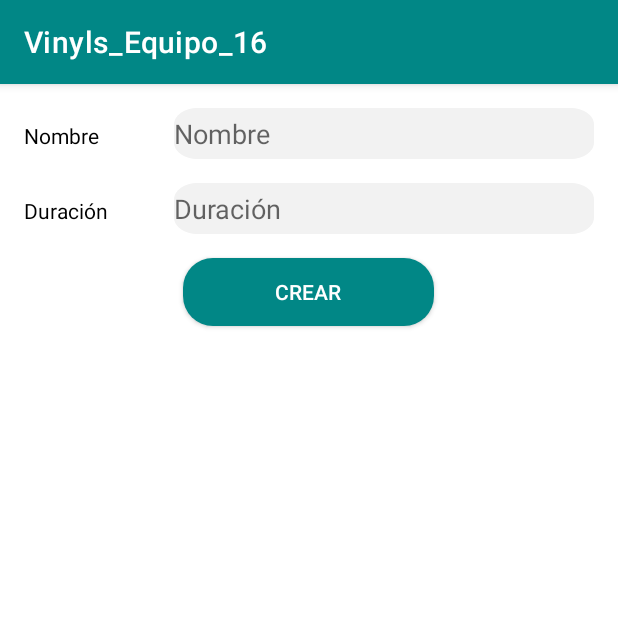
After one commit to WillyBallesteros/MISW-4203-ISAM, an Android app built with Jetpack Compose: the fragment AlbumAddTrackFragment shown on its own in the app's theme, on a phone screen of 412 x 824 dp, the top half of it. The commit adds this screen. Run offline under Robolectric (Android 15) with nearby library versions, the phone set to English and light mode, and no system bars; network calls fail.

Commit message:
HU-8 Creacion clases para asociar tracks a album

```diff
--- /dev/null
+++ b/AndroidApp/app/src/main/java/com/example/vinyls_equipo_16/ui/AlbumAddTrackFragment.kt
@@ -0,0 +1,124 @@
+package com.example.vinyls_equipo_16.ui
+
+import android.app.DatePickerDialog
+import android.app.Dialog
+import android.os.Bundle
+import androidx.fragment.app.Fragment
+import android.view.LayoutInflater
+import android.view.View
+import android.view.ViewGroup
+import android.widget.ArrayAdapter
+import android.widget.Button
+import android.widget.EditText
+import android.widget.NumberPicker
+import android.widget.Toast
+import androidx.lifecycle.lifecycleScope
+import androidx.navigation.fragment.findNavController
+import com.example.vinyls_equipo_16.R
+import com.example.vinyls_equipo_16.databinding.AlbumAddTrackFragmentBinding
+import com.example.vinyls_equipo_16.network.NetworkServiceAdapter
+import kotlinx.coroutines.launch
+import java.text.SimpleDateFormat
+import java.util.Calendar
+import java.util.Locale
+
+
+class AlbumAddTrackFragment : Fragment() {
+    private var _binding: AlbumAddTrackFragmentBinding? = null
+    private val binding get() = _binding!!
+
+    override fun onCreate(savedInstanceState: Bundle?) {
+        super.onCreate(savedInstanceState)
+    }
+
+    override fun onCreateView(
+        inflater: LayoutInflater, container: ViewGroup?,
+        savedInstanceState: Bundle?
+    ): View? {
+        _binding = AlbumAddTrackFragmentBinding.inflate(inflater, container, false)
+        return binding.root
+    }
+
+    override fun onViewCreated(view: View, savedInstanceState: Bundle?) {
+        super.onViewCreated(view, savedInstanceState)
+
+        val textTrackDuration = view.findViewById<EditText>(R.id.textTrackDuration)
+        textTrackDuration.setOnClickListener {
+            showDurationPicker()
+        }
+
+        binding.btnCreate.setOnClickListener {
+            attemptAddTrack()
+        }
+    }
+
+    private fun attemptAddTrack() {
+        if (!validateFields()) {
+            return
+        }
+        val albumId = arguments?.getString("albumId")?.toInt()
+        /*var cover = arguments?.getString("cover")*/
+        if (albumId == null) {
+            Toast.makeText(context, "Error al crear el álbum", Toast.LENGTH_LONG).show()
+            return
+        }
+        val duration = binding.textTrackDuration.text.toString()
+        val name = binding.textTrackName.text.toString()
+
+        val networkServiceAdapter = NetworkServiceAdapter.getInstance(requireContext())
+
+        lifecycleScope.launch {
+            try {
+                networkServiceAdapter.addTrackToAlbum(albumId, name, duration)
+                Toast.makeText(context, "Álbum creado con éxito", Toast.LENGTH_SHORT).show()
+                findNavController().navigate(R.id.action_albumAddTrackFragment_to_albumDetailFragment)
+            } catch (e: Exception) {
+                Toast.makeText(context, "Error al crear el álbum: ${e.message}", Toast.LENGTH_LONG).show()
+            }
+        }
+    }
+
+    private fun validateFields(): Boolean {
+        if (binding.textTrackDuration.text.toString().trim().isEmpty()) {
+            binding.textTrackDuration.error = "Este campo es requerido"
+            return false
+        }
+
+        if (binding.textTrackDuration.text.toString().trim().isEmpty()) {
+            binding.textTrackDuration.error = "Este campo es requerido"
+            return false
+        }
+
+        return true
+    }
+
+    private fun showDurationPicker() {
+        val dialog = Dialog(requireContext())
+        dialog.setContentView(R.layout.duration_picker)
+
+        val npMin = dialog.findViewById<NumberPicker>(R.id.numberPickerMinutes)
+        val npSec = dialog.findViewById<NumberPicker>(R.id.numberPickerSeconds)
+        val confirmButton = dialog.findViewById<Button>(R.id.confirmButton)
+
+        // Configuración para el NumberPicker de minutos
+        npMin.maxValue = 59  // Máximo valor para minutos (0 a 59)
+        npMin.minValue = 0   // Mínimo valor para minutos
+        npMin.wrapSelectorWheel = true  // Permite que el selector rote infinitamente
+
+// Configuración para el NumberPicker de segundos
+        npSec.maxValue = 59  // Máximo valor para segundos (0 a 59)
+        npSec.minValue = 0   // Mínimo valor para segundos
+        npSec.wrapSelectorWheel = true  // Permite que el selector rote infinitamente
+
+        confirmButton.setOnClickListener {
+            val minutes = npMin.value
+            val seconds = npSec.value
+            view?.findViewById<EditText>(R.id.textTrackDuration)?.setText("$minutes:$seconds")
+            dialog.dismiss()
+        }
+
+        dialog.show()
+    }
+
+
+}
--- /dev/null
+++ b/AndroidApp/app/src/main/res/layout/album_add_track_fragment.xml
@@ -0,0 +1,75 @@
+<?xml version="1.0" encoding="utf-8"?>
+<FrameLayout xmlns:android="http://schemas.android.com/apk/res/android"
+    xmlns:tools="http://schemas.android.com/tools"
+    android:layout_width="match_parent"
+    android:layout_height="match_parent"
+    tools:context=".ui.AlbumAddTrackFragment">
+
+    <ScrollView xmlns:android="http://schemas.android.com/apk/res/android"
+        xmlns:tools="http://schemas.android.com/tools"
+        tools:context=".ui.AlbumNewFragment"
+        android:layout_width="match_parent"
+        android:layout_height="match_parent"
+        android:fillViewport="true">
+
+        <LinearLayout
+            android:layout_width="match_parent"
+            android:layout_height="wrap_content"
+            android:orientation="vertical"
+            android:padding="16dp">
+
+            <LinearLayout
+                android:layout_width="match_parent"
+                android:layout_height="wrap_content"
+                android:orientation="horizontal"
+                android:layout_marginBottom="16dp">
+                <TextView
+                    android:id="@+id/labelTrackName"
+                    android:layout_width="100dp"
+                    android:layout_height="wrap_content"
+                    android:text="@string/name"
+                    style="@style/labelTextNew" />
+                <EditText
+                    android:id="@+id/textTrackName"
+                    android:layout_width="0dp"
+                    android:layout_height="wrap_content"
+                    android:layout_weight="1"
+                    android:background="@drawable/input_background"
+                    android:autofillHints="@string/album_new_fragment_autofillHints_name"
+                    android:inputType="textNoSuggestions"
+                    android:hint="@string/album_add_track_fragment_autofillHints_name"/>
+            </LinearLayout>
+            <LinearLayout
+                android:layout_width="match_parent"
+                android:layout_height="wrap_content"
+                android:orientation="horizontal"
+                android:layout_marginBottom="16dp">
+                <TextView
+                    android:id="@+id/labelTrackDuration"
+                    android:layout_width="100dp"
+                    android:layout_height="wrap_content"
+                    android:text="@string/labelTrackDuration"
+                    style="@style/labelTextNew" />
+                <EditText
+                    android:id="@+id/textTrackDuration"
+                    android:layout_width="0dp"
+                    android:layout_height="wrap_content"
+                    android:layout_weight="1"
+                    android:background="@drawable/input_background"
+                    android:autofillHints="@string/album_add_track_fragment_autofillHints_duration"
+                    android:hint="@string/album_add_track_fragment_autofillHints_duration"
+                    android:inputType="none"
+                    android:focusable="false"
+                    android:cursorVisible="false"/>
+            </LinearLayout>
+
+            <Button
+                android:id="@+id/btnCreate"
+                android:layout_width="167dp"
+                android:layout_height="45dp"
+                android:text="@string/create"
+                android:layout_gravity="center_horizontal"
+                style="@style/ButtonRounded" />
+        </LinearLayout>
+    </ScrollView>
+</FrameLayout>
--- a/AndroidApp/app/src/main/res/values/strings.xml
+++ b/AndroidApp/app/src/main/res/values/strings.xml
@@ -102,5 +102,12 @@
     <string name="album_new_title">Crear Álbum</string>
     <string name="artistas_title">Artistas</string>
     <string name="collector_title">Coleccionistas</string>
+    <!-- TODO: Remove or change this placeholder text -->
+    <string name="hello_blank_fragment">Hello blank fragment</string>
+
+    <string name="labelTrackName">Nombre</string>
+    <string name="album_add_track_fragment_autofillHints_name">Nombre</string>
+    <string name="labelTrackDuration">Duración</string>
+    <string name="album_add_track_fragment_autofillHints_duration">Duración</string>
 
 </resources>
```
Also changed, not shown: AndroidApp/app/src/main/java/com/example/vinyls_equipo_16/network/NetworkServiceAdapter.kt (+38 -2 lines), AndroidApp/app/src/main/java/com/example/vinyls_equipo_16/ui/AlbumDetailFragment.kt (+11 -1 lines), AndroidApp/app/src/main/res/layout/duration_picker.xml (added, +22 -0 lines), AndroidApp/app/src/main/res/navigation/nav_graph.xml (+12 -0 lines).
